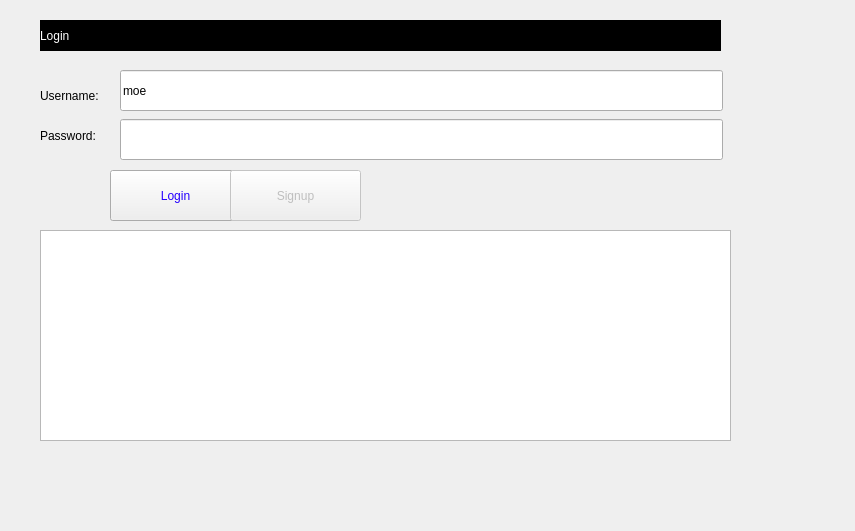
This is handleloging.ui in futuregainz/iPlayMovie as Qt 5 draws it before an edit. The edited form follows.
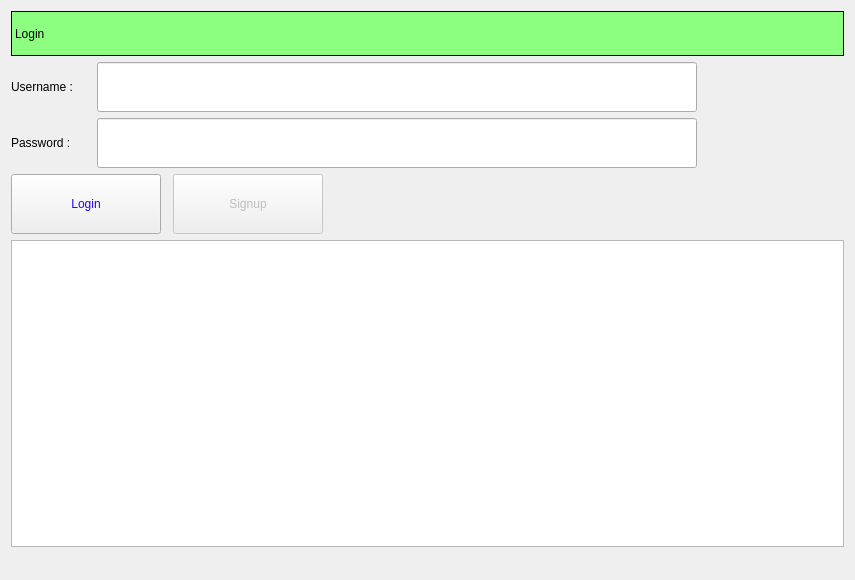
This is the edited form.

Commit message: Modified login Page UI

The edit to the form file:
```diff
--- a/handleloging.ui
+++ b/handleloging.ui
@@ -7,7 +7,7 @@
     <x>0</x>
     <y>0</y>
     <width>855</width>
-    <height>531</height>
+    <height>580</height>
    </rect>
   </property>
   <property name="sizePolicy">
@@ -25,17 +25,73 @@
   <property name="windowTitle">
    <string>Form</string>
   </property>
+  <layout class="QVBoxLayout" name="verticalLayout_2">
+   <property name="spacing">
+    <number>6</number>
+   </property>
+   <item>
+    <layout class="QHBoxLayout" name="horizontalLayout_4">
+     <item>
+      <widget class="QLabel" name="label">
+       <property name="sizePolicy">
+        <sizepolicy hsizetype="Expanding" vsizetype="Fixed">
+         <horstretch>0</horstretch>
+         <verstretch>0</verstretch>
+        </sizepolicy>
+       </property>
+       <property name="minimumSize">
+        <size>
+         <width>0</width>
+         <height>45</height>
+        </size>
+       </property>
+       <property name="maximumSize">
+        <size>
+         <width>16777215</width>
+         <height>45</height>
+        </size>
+       </property>
+       <property name="autoFillBackground">
+        <bool>false</bool>
+       </property>
+       <property name="styleSheet">
+        <string notr="true">background-color: rgb(140, 255, 129);</string>
+       </property>
+       <property name="frameShape">
+        <enum>QFrame::Box</enum>
+       </property>
+       <property name="text">
+        <string>Login</string>
+       </property>
+      </widget>
+     </item>
+    </layout>
+   </item>
+   <item>
+    <layout class="QHBoxLayout" name="horizontalLayout_3">
+     <item>
+      <widget class="QLabel" name="uname_Label">
+       <property name="sizePolicy">
+        <sizepolicy hsizetype="Fixed" vsizetype="Fixed">
+         <horstretch>0</horstretch>
+         <verstretch>0</verstretch>
+        </sizepolicy>
+       </property>
+       <property name="minimumSize">
+        <size>
+         <width>80</width>
+         <height>31</height>
+        </size>
+       </property>
+       <property name="text">
+        <string>Username :</string>
+       </property>
+      </widget>
+     </item>
+     <item>
   <widget class="QLineEdit" name="loginUname">
-   <property name="geometry">
-    <rect>
-     <x>120</x>
-     <y>70</y>
-     <width>603</width>
-     <height>41</height>
-    </rect>
-   </property>
    <property name="sizePolicy">
-    <sizepolicy hsizetype="Expanding" vsizetype="Expanding">
+        <sizepolicy hsizetype="Expanding" vsizetype="Fixed">
      <horstretch>0</horstretch>
      <verstretch>0</verstretch>
     </sizepolicy>
@@ -43,17 +99,17 @@
    <property name="minimumSize">
     <size>
      <width>600</width>
-     <height>30</height>
+         <height>50</height>
     </size>
    </property>
    <property name="maximumSize">
     <size>
      <width>16777215</width>
-     <height>16777215</height>
+         <height>50</height>
     </size>
    </property>
    <property name="text">
-    <string>moe</string>
+        <string/>
    </property>
    <property name="maxLength">
     <number>20</number>
@@ -62,55 +118,47 @@
     <set>Qt::AlignLeading|Qt::AlignLeft|Qt::AlignVCenter</set>
    </property>
   </widget>
-  <widget class="QLabel" name="uname_Label">
-   <property name="geometry">
-    <rect>
-     <x>40</x>
-     <y>80</y>
-     <width>71</width>
-     <height>31</height>
-    </rect>
-   </property>
-   <property name="sizePolicy">
-    <sizepolicy hsizetype="Expanding" vsizetype="Expanding">
-     <horstretch>0</horstretch>
-     <verstretch>0</verstretch>
-    </sizepolicy>
-   </property>
-   <property name="text">
-    <string>Username:</string>
-   </property>
-  </widget>
+     </item>
+     <item>
+      <spacer name="horizontalSpacer_2">
+       <property name="orientation">
+        <enum>Qt::Horizontal</enum>
+       </property>
+       <property name="sizeHint" stdset="0">
+        <size>
+         <width>40</width>
+         <height>20</height>
+        </size>
+       </property>
+      </spacer>
+     </item>
+    </layout>
+   </item>
+   <item>
+    <layout class="QHBoxLayout" name="horizontalLayout_2">
+     <item>
   <widget class="QLabel" name="pwd_Label">
-   <property name="geometry">
-    <rect>
-     <x>40</x>
-     <y>120</y>
-     <width>71</width>
-     <height>31</height>
-    </rect>
-   </property>
    <property name="sizePolicy">
-    <sizepolicy hsizetype="Expanding" vsizetype="Expanding">
+        <sizepolicy hsizetype="Fixed" vsizetype="Fixed">
      <horstretch>0</horstretch>
      <verstretch>0</verstretch>
     </sizepolicy>
    </property>
+       <property name="minimumSize">
+        <size>
+         <width>80</width>
+         <height>31</height>
+        </size>
+       </property>
    <property name="text">
-    <string>Password:</string>
-   </property>
-  </widget>
+        <string>Password :</string>
+       </property>
+      </widget>
+     </item>
+     <item>
   <widget class="QLineEdit" name="loginPwd">
-   <property name="geometry">
-    <rect>
-     <x>120</x>
-     <y>119</y>
-     <width>603</width>
-     <height>41</height>
-    </rect>
-   </property>
    <property name="sizePolicy">
-    <sizepolicy hsizetype="Expanding" vsizetype="Expanding">
+        <sizepolicy hsizetype="Expanding" vsizetype="Fixed">
      <horstretch>0</horstretch>
      <verstretch>0</verstretch>
     </sizepolicy>
@@ -118,9 +166,18 @@
    <property name="minimumSize">
     <size>
      <width>600</width>
-     <height>30</height>
-    </size>
-   </property>
+         <height>50</height>
+        </size>
+       </property>
+       <property name="maximumSize">
+        <size>
+         <width>16777215</width>
+         <height>50</height>
+        </size>
+       </property>
+       <property name="text">
+        <string/>
+       </property>
    <property name="maxLength">
     <number>15</number>
    </property>
@@ -131,25 +188,45 @@
     <set>Qt::AlignLeading|Qt::AlignLeft|Qt::AlignVCenter</set>
    </property>
   </widget>
+     </item>
+     <item>
+      <spacer name="horizontalSpacer_3">
+       <property name="orientation">
+        <enum>Qt::Horizontal</enum>
+       </property>
+       <property name="sizeHint" stdset="0">
+        <size>
+         <width>40</width>
+         <height>20</height>
+        </size>
+       </property>
+      </spacer>
+     </item>
+    </layout>
+   </item>
+   <item>
+    <layout class="QHBoxLayout" name="horizontalLayout">
+     <property name="spacing">
+      <number>12</number>
+     </property>
+     <item>
   <widget class="QPushButton" name="login_PushButton">
-   <property name="geometry">
-    <rect>
-     <x>110</x>
-     <y>170</y>
-     <width>131</width>
-     <height>51</height>
-    </rect>
-   </property>
    <property name="sizePolicy">
-    <sizepolicy hsizetype="Minimum" vsizetype="Minimum">
+        <sizepolicy hsizetype="Fixed" vsizetype="Fixed">
      <horstretch>0</horstretch>
      <verstretch>0</verstretch>
     </sizepolicy>
    </property>
    <property name="minimumSize">
     <size>
-     <width>0</width>
-     <height>34</height>
+         <width>150</width>
+         <height>60</height>
+        </size>
+       </property>
+       <property name="maximumSize">
+        <size>
+         <width>150</width>
+         <height>60</height>
     </size>
    </property>
    <property name="baseSize">
@@ -165,46 +242,57 @@
     <string>Login</string>
    </property>
   </widget>
+     </item>
+     <item>
   <widget class="QPushButton" name="signupButton">
    <property name="enabled">
     <bool>false</bool>
    </property>
-   <property name="geometry">
-    <rect>
-     <x>230</x>
-     <y>170</y>
-     <width>131</width>
-     <height>51</height>
-    </rect>
-   </property>
    <property name="sizePolicy">
-    <sizepolicy hsizetype="Preferred" vsizetype="Preferred">
+        <sizepolicy hsizetype="Fixed" vsizetype="Fixed">
      <horstretch>0</horstretch>
      <verstretch>0</verstretch>
     </sizepolicy>
    </property>
    <property name="minimumSize">
     <size>
-     <width>0</width>
-     <height>0</height>
+         <width>150</width>
+         <height>60</height>
+        </size>
+       </property>
+       <property name="maximumSize">
+        <size>
+         <width>150</width>
+         <height>60</height>
     </size>
    </property>
    <property name="text">
     <string>Signup</string>
    </property>
   </widget>
+     </item>
+     <item>
+      <spacer name="horizontalSpacer">
+       <property name="orientation">
+        <enum>Qt::Horizontal</enum>
+       </property>
+       <property name="sizeHint" stdset="0">
+        <size>
+         <width>40</width>
+         <height>20</height>
+        </size>
+       </property>
+      </spacer>
+     </item>
+    </layout>
+   </item>
+   <item>
+    <layout class="QHBoxLayout" name="horizontalLayout_5">
+     <item>
   <widget class="QTextEdit" name="logsText">
    <property name="enabled">
     <bool>true</bool>
    </property>
-   <property name="geometry">
-    <rect>
-     <x>40</x>
-     <y>230</y>
-     <width>691</width>
-     <height>211</height>
-    </rect>
-   </property>
    <property name="sizePolicy">
     <sizepolicy hsizetype="Expanding" vsizetype="Expanding">
      <horstretch>0</horstretch>
@@ -214,30 +302,36 @@
    <property name="minimumSize">
     <size>
      <width>600</width>
-     <height>0</height>
+         <height>307</height>
+        </size>
+       </property>
+       <property name="maximumSize">
+        <size>
+         <width>16777215</width>
+         <height>400</height>
     </size>
    </property>
    <property name="readOnly">
     <bool>true</bool>
    </property>
   </widget>
-  <widget class="QLabel" name="label">
-   <property name="geometry">
-    <rect>
-     <x>40</x>
-     <y>20</y>
-     <width>681</width>
-     <height>31</height>
-    </rect>
-   </property>
-   <property name="styleSheet">
-    <string notr="true">background-color: rgb(0,0, 0);
-color: rgb(255, 255, 255);</string>
-   </property>
-   <property name="text">
-    <string>Login</string>
-   </property>
-  </widget>
+     </item>
+    </layout>
+   </item>
+   <item>
+    <spacer name="verticalSpacer">
+     <property name="orientation">
+      <enum>Qt::Vertical</enum>
+     </property>
+     <property name="sizeHint" stdset="0">
+      <size>
+       <width>20</width>
+       <height>40</height>
+      </size>
+     </property>
+    </spacer>
+   </item>
+  </layout>
  </widget>
  <resources/>
  <connections/>
```
Lines whose indentation alone changed are shown as unchanged. The commit also changes 7 other files.
